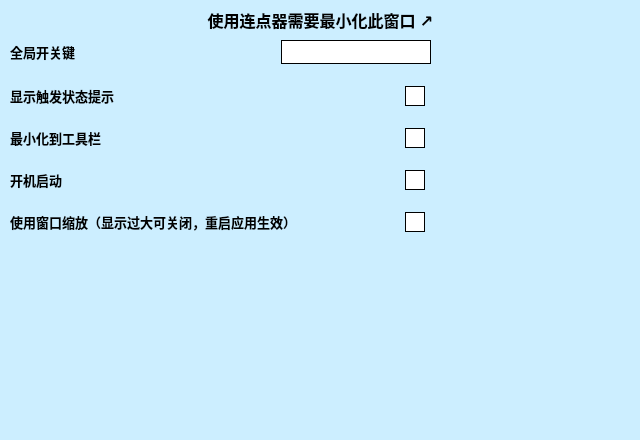
Qt form .ui/SettingsUi.ui (hongliangdu/Quickinput) before a commit.
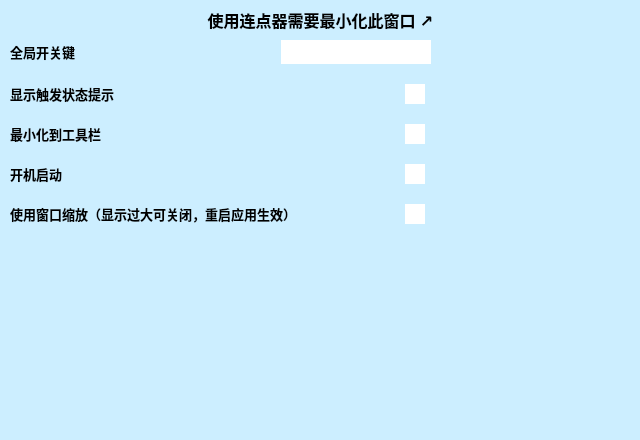
The same form after that commit. Custom widgets are drawn as their Qt base class.

Patch:
```diff
--- a/.ui/SettingsUi.ui
+++ b/.ui/SettingsUi.ui
@@ -50,13 +50,9 @@
     </rect>
    </property>
    <layout class="QVBoxLayout" name="verticalLayout">
-    <item>
-     <layout class="QHBoxLayout" name="horizontalLayout">
-      <property name="bottomMargin">
-       <number>0</number>
-      </property>
-     </layout>
-    </item>
+    <property name="spacing">
+     <number>20</number>
+    </property>
     <item>
      <layout class="QHBoxLayout" name="horizontalLayout_2">
       <item>
@@ -79,41 +75,25 @@
       </item>
       <item>
        <widget class="QKeyEdit" name="hkSwitchKey" native="true">
+        <property name="sizePolicy">
+         <sizepolicy hsizetype="Maximum" vsizetype="Fixed">
+          <horstretch>0</horstretch>
+          <verstretch>0</verstretch>
+         </sizepolicy>
+        </property>
         <property name="minimumSize">
          <size>
           <width>150</width>
           <height>24</height>
          </size>
         </property>
-        <property name="maximumSize">
-         <size>
-          <width>150</width>
-          <height>24</height>
-         </size>
-        </property>
         <property name="styleSheet">
-         <string notr="true">background-color:#FFF; border:1px solid #000;</string>
+         <string notr="true">background-color:#FFF;</string>
         </property>
        </widget>
       </item>
      </layout>
     </item>
-    <item>
-     <widget class="Line" name="line_3">
-      <property name="minimumSize">
-       <size>
-        <width>0</width>
-        <height>10</height>
-       </size>
-      </property>
-      <property name="styleSheet">
-       <string notr="true">border:none;</string>
-      </property>
-      <property name="orientation">
-       <enum>Qt::Horizontal</enum>
-      </property>
-     </widget>
-    </item>
     <item>
      <layout class="QHBoxLayout" name="horizontalLayout_5">
       <item>
@@ -161,15 +141,7 @@
          <enum>Qt::ClickFocus</enum>
         </property>
         <property name="styleSheet">
-         <string notr="true">QCheckBox::indicator {
-	background-color:#FFF;
-	width:18;
-	height:18;
-	border:1px solid #000;
-}
-QCheckBox::indicator:checked {
-	background-color:#888;
-}</string>
+         <string notr="true">QCheckBox::indicator {background-color:#FFF;width:20px;height:20px;}QCheckBox::indicator:checked {background-color:#888;}</string>
         </property>
         <property name="text">
          <string/>
@@ -190,22 +162,6 @@
       </item>
      </layout>
     </item>
-    <item>
-     <widget class="Line" name="line">
-      <property name="minimumSize">
-       <size>
-        <width>0</width>
-        <height>10</height>
-       </size>
-      </property>
-      <property name="styleSheet">
-       <string notr="true">border:none;</string>
-      </property>
-      <property name="orientation">
-       <enum>Qt::Horizontal</enum>
-      </property>
-     </widget>
-    </item>
     <item>
      <layout class="QHBoxLayout" name="horizontalLayout_4">
       <item>
@@ -253,15 +209,7 @@
          <enum>Qt::ClickFocus</enum>
         </property>
         <property name="styleSheet">
-         <string notr="true">QCheckBox::indicator {
-	background-color:#FFF;
-	width:18;
-	height:18;
-	border:1px solid #000;
-}
-QCheckBox::indicator:checked {
-	background-color:#888;
-}</string>
+         <string notr="true">QCheckBox::indicator {background-color:#FFF;width:20px;height:20px;}QCheckBox::indicator:checked {background-color:#888;}</string>
         </property>
         <property name="text">
          <string/>
@@ -282,22 +230,6 @@
       </item>
      </layout>
     </item>
-    <item>
-     <widget class="Line" name="line_2">
-      <property name="minimumSize">
-       <size>
-        <width>0</width>
-        <height>10</height>
-       </size>
-      </property>
-      <property name="styleSheet">
-       <string notr="true">border:none;</string>
-      </property>
-      <property name="orientation">
-       <enum>Qt::Horizontal</enum>
-      </property>
-     </widget>
-    </item>
     <item>
      <layout class="QHBoxLayout" name="horizontalLayout_3">
       <item>
@@ -345,15 +277,7 @@
          <enum>Qt::ClickFocus</enum>
         </property>
         <property name="styleSheet">
-         <string notr="true">QCheckBox::indicator {
-	background-color:#FFF;
-	width:18;
-	height:18;
-	border:1px solid #000;
-}
-QCheckBox::indicator:checked {
-	background-color:#888;
-}</string>
+         <string notr="true">QCheckBox::indicator {background-color:#FFF;width:20px;height:20px;}QCheckBox::indicator:checked {background-color:#888;}</string>
         </property>
         <property name="text">
          <string/>
@@ -374,22 +298,6 @@
       </item>
      </layout>
     </item>
-    <item>
-     <widget class="Line" name="line_4">
-      <property name="minimumSize">
-       <size>
-        <width>0</width>
-        <height>10</height>
-       </size>
-      </property>
-      <property name="styleSheet">
-       <string notr="true">border:none;</string>
-      </property>
-      <property name="orientation">
-       <enum>Qt::Horizontal</enum>
-      </property>
-     </widget>
-    </item>
     <item>
      <layout class="QHBoxLayout" name="horizontalLayout_6">
       <item>
@@ -437,15 +345,7 @@
          <enum>Qt::ClickFocus</enum>
         </property>
         <property name="styleSheet">
-         <string notr="true">QCheckBox::indicator {
-	background-color:#FFF;
-	width:18;
-	height:18;
-	border:1px solid #000;
-}
-QCheckBox::indicator:checked {
-	background-color:#888;
-}</string>
+         <string notr="true">QCheckBox::indicator {background-color:#FFF;width:20px;height:20px;}QCheckBox::indicator:checked {background-color:#888;}</string>
         </property>
         <property name="text">
          <string/>
```
